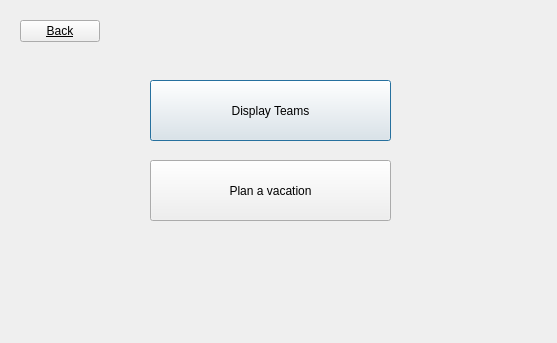
This is BaseballProject2/displayinfo.ui in tholm1/CS1D-Project-2-Baseball as Qt 5 draws it before an edit. The edited form follows.
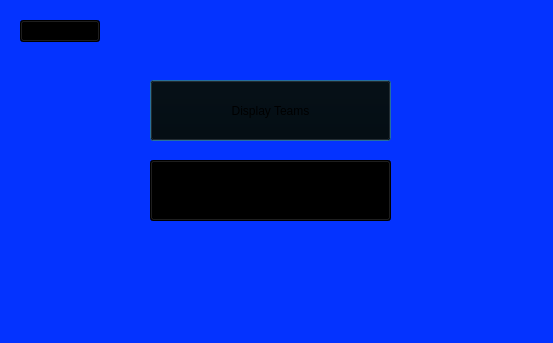
This is the edited form.

What changed in the file:
```diff
--- a/BaseballProject2/displayinfo.ui
+++ b/BaseballProject2/displayinfo.ui
@@ -6,13 +6,16 @@
    <rect>
     <x>0</x>
     <y>0</y>
-    <width>557</width>
+    <width>553</width>
     <height>343</height>
    </rect>
   </property>
   <property name="windowTitle">
    <string>Dialog</string>
   </property>
+  <property name="styleSheet">
+   <string notr="true">background-color: rgb(4, 51, 255)</string>
+  </property>
   <widget class="QPushButton" name="displayTeams_pushButton">
    <property name="geometry">
     <rect>
@@ -22,6 +25,9 @@
      <height>61</height>
     </rect>
    </property>
+   <property name="styleSheet">
+    <string notr="true">background-color: rgb(0, 0, 0)</string>
+   </property>
    <property name="text">
     <string>Display Teams</string>
    </property>
@@ -35,8 +41,11 @@
      <height>61</height>
     </rect>
    </property>
+   <property name="styleSheet">
+    <string notr="true">background-color: rgb(0, 0, 0)</string>
+   </property>
    <property name="text">
-    <string>Plan a vacation</string>
+    <string>Plan a Vacation!</string>
    </property>
   </widget>
   <widget class="QPushButton" name="back_pushButton">
@@ -50,7 +59,8 @@
    </property>
    <property name="styleSheet">
     <string notr="true">font: 8pt &quot;MS Shell Dlg 2&quot;;
-text-decoration: underline;</string>
+text-decoration: underline;
+background-color: rgb(0, 0, 0)</string>
    </property>
    <property name="text">
     <string>Back</string>
```
